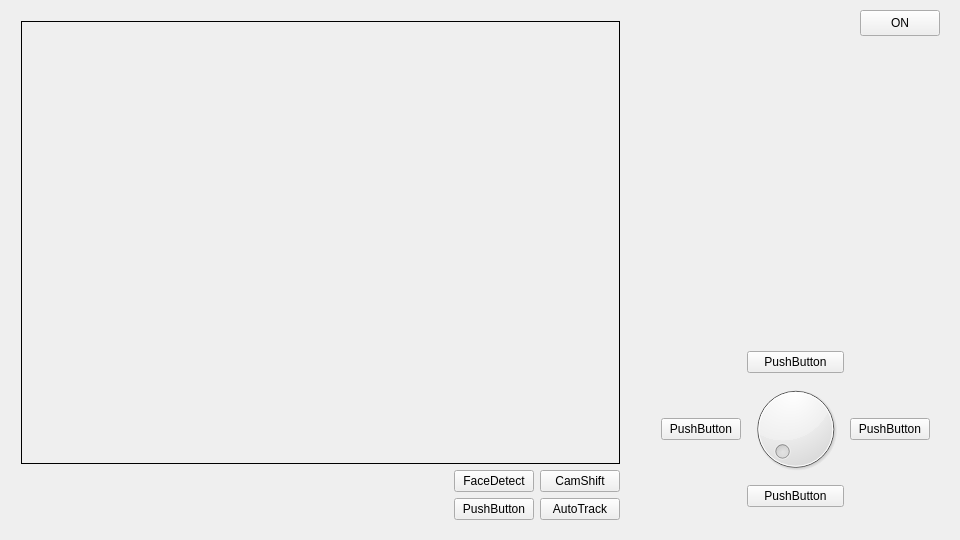
Above: SmartCar/widget.ui from lxgouc/Qt-tcp-opencv before the change. Below: the same form after it.
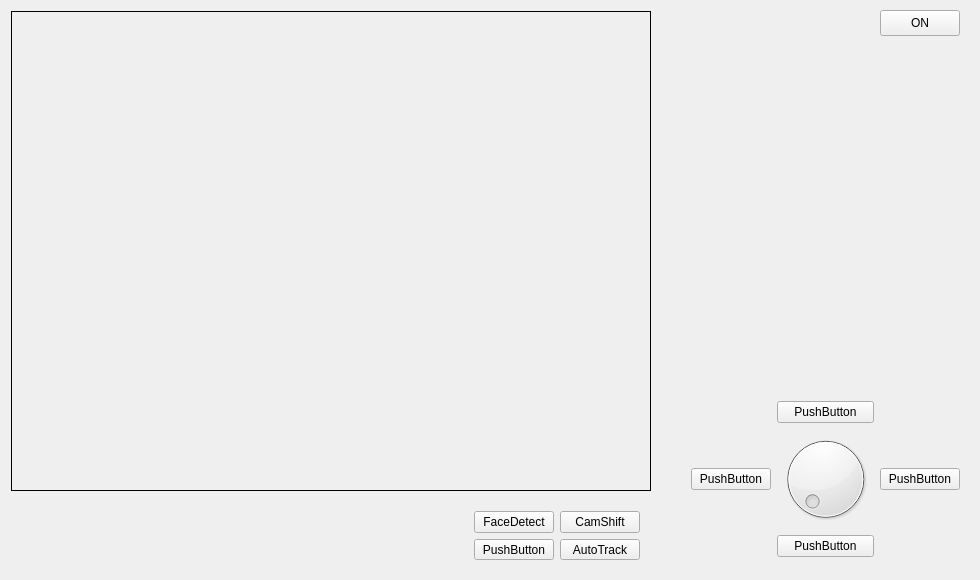
That is the form after the change. Custom widgets are drawn as their Qt base class.

```diff
--- a/SmartCar/widget.ui
+++ b/SmartCar/widget.ui
@@ -6,8 +6,8 @@
    <rect>
     <x>0</x>
     <y>0</y>
-    <width>960</width>
-    <height>540</height>
+    <width>980</width>
+    <height>580</height>
    </rect>
   </property>
   <property name="minimumSize">
@@ -18,8 +18,8 @@
   </property>
   <property name="maximumSize">
    <size>
-    <width>960</width>
-    <height>540</height>
+    <width>980</width>
+    <height>580</height>
    </size>
   </property>
   <property name="windowTitle">
@@ -28,19 +28,72 @@
   <widget class="QWidget" name="layoutWidget">
    <property name="geometry">
     <rect>
-     <x>10</x>
+     <x>680</x>
+     <y>390</y>
+     <width>291</width>
+     <height>181</height>
+    </rect>
+   </property>
+   <layout class="QGridLayout" name="gridLayout_2">
+    <item row="2" column="2">
+     <widget class="QPushButton" name="RightButton">
+      <property name="text">
+       <string>PushButton</string>
+      </property>
+     </widget>
+    </item>
+    <item row="2" column="0">
+     <widget class="QPushButton" name="LeftButton">
+      <property name="text">
+       <string>PushButton</string>
+      </property>
+     </widget>
+    </item>
+    <item row="2" column="1">
+     <widget class="QDial" name="SpeedButton"/>
+    </item>
+    <item row="0" column="1">
+     <widget class="QPushButton" name="UpButton">
+      <property name="text">
+       <string>PushButton</string>
+      </property>
+     </widget>
+    </item>
+    <item row="4" column="1">
+     <widget class="QPushButton" name="DownButton">
+      <property name="text">
+       <string>PushButton</string>
+      </property>
+     </widget>
+    </item>
+   </layout>
+  </widget>
+  <widget class="QPushButton" name="SwitchButton">
+   <property name="geometry">
+    <rect>
+     <x>880</x>
      <y>10</y>
-     <width>621</width>
-     <height>521</height>
+     <width>80</width>
+     <height>26</height>
     </rect>
    </property>
-   <layout class="QVBoxLayout" name="verticalLayout2">
-    <item>
+   <property name="text">
+    <string>ON</string>
+   </property>
+  </widget>
      <widget class="NewQLabel" name="Video">
+   <property name="geometry">
+    <rect>
+     <x>11</x>
+     <y>11</y>
+     <width>640</width>
+     <height>480</height>
+    </rect>
+   </property>
       <property name="minimumSize">
        <size>
-        <width>540</width>
-        <height>415</height>
+     <width>640</width>
+     <height>480</height>
        </size>
       </property>
       <property name="frameShape">
@@ -53,8 +106,15 @@
        <string/>
       </property>
      </widget>
-    </item>
-    <item>
+  <widget class="QWidget" name="">
+   <property name="geometry">
+    <rect>
+     <x>10</x>
+     <y>500</y>
+     <width>641</width>
+     <height>71</height>
+    </rect>
+   </property>
      <layout class="QVBoxLayout" name="verticalLayout">
       <item>
        <layout class="QHBoxLayout" name="horizontalLayout">
@@ -119,64 +179,6 @@
        </layout>
       </item>
      </layout>
-    </item>
-   </layout>
-  </widget>
-  <widget class="QWidget" name="layoutWidget">
-   <property name="geometry">
-    <rect>
-     <x>650</x>
-     <y>340</y>
-     <width>291</width>
-     <height>181</height>
-    </rect>
-   </property>
-   <layout class="QGridLayout" name="gridLayout_2">
-    <item row="2" column="2">
-     <widget class="QPushButton" name="RightButton">
-      <property name="text">
-       <string>PushButton</string>
-      </property>
-     </widget>
-    </item>
-    <item row="2" column="0">
-     <widget class="QPushButton" name="LeftButton">
-      <property name="text">
-       <string>PushButton</string>
-      </property>
-     </widget>
-    </item>
-    <item row="2" column="1">
-     <widget class="QDial" name="SpeedButton"/>
-    </item>
-    <item row="0" column="1">
-     <widget class="QPushButton" name="UpButton">
-      <property name="text">
-       <string>PushButton</string>
-      </property>
-     </widget>
-    </item>
-    <item row="4" column="1">
-     <widget class="QPushButton" name="DownButton">
-      <property name="text">
-       <string>PushButton</string>
-      </property>
-     </widget>
-    </item>
-   </layout>
-  </widget>
-  <widget class="QPushButton" name="SwitchButton">
-   <property name="geometry">
-    <rect>
-     <x>860</x>
-     <y>10</y>
-     <width>80</width>
-     <height>26</height>
-    </rect>
-   </property>
-   <property name="text">
-    <string>ON</string>
-   </property>
   </widget>
  </widget>
  <layoutdefault spacing="6" margin="11"/>
```
Lines whose indentation alone changed are shown as unchanged.
